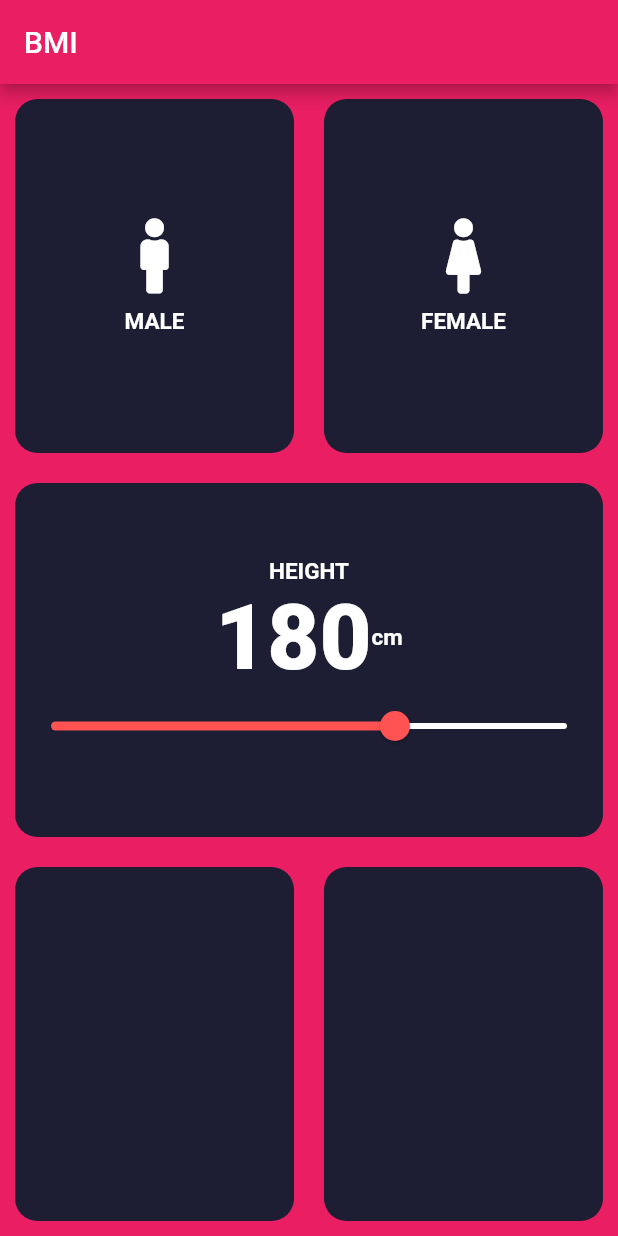
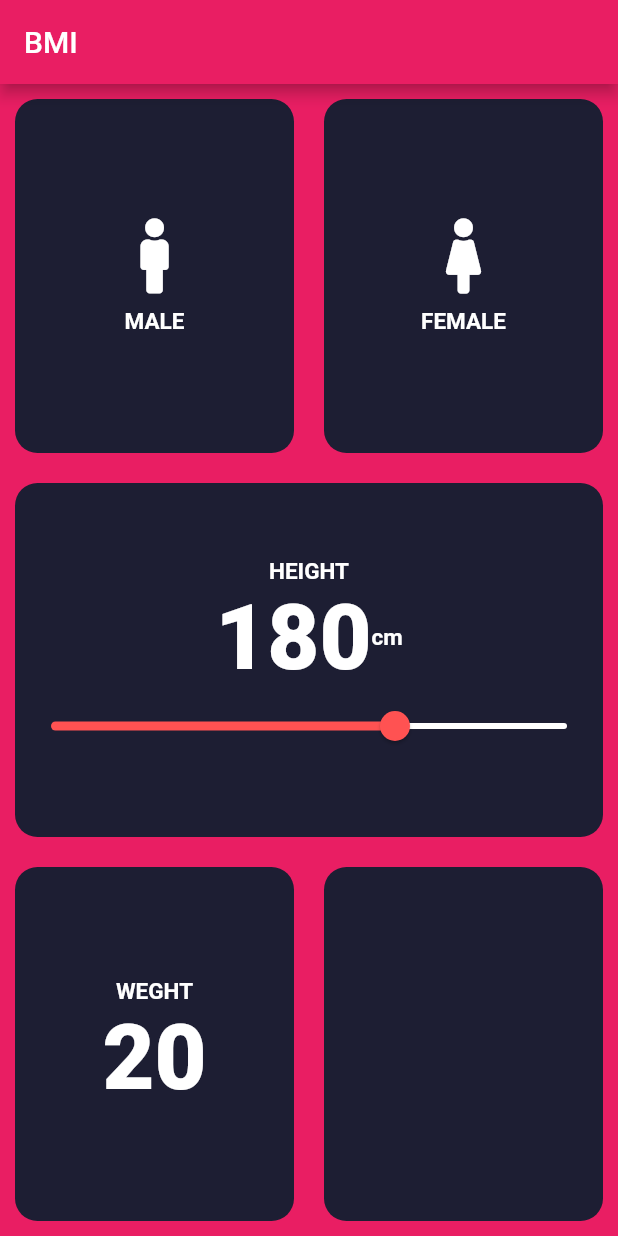
Before and after one commit to raheelaraza/BMI, a Flutter app: the screen it shows after launch, on a phone screen of 412 x 824 dp. Run offline on Flutter 3.47's test engine with Material 2 defaults, Android fonts, the phone set to English and light mode, and no system bars; our stand-ins replace font_awesome_flutter.

Commit message:
Add  widget for weight of bmi UI || lec # 66

```diff
--- a/lib/Input_Page.dart
+++ b/lib/Input_Page.dart
@@ -29,6 +29,7 @@ class _InputPageState extends State<InputPage> {
   }*/
   Gender selectGender;
   int slider_height = 180;
+  int slider_weight = 20;
 
   @override
   Widget build(BuildContext context) {
@@ -139,6 +140,17 @@ class _InputPageState extends State<InputPage> {
               children: [
                 Expanded(
                   child: Repeate_contanier(
+                    cardWidge: Column(
+                      mainAxisAlignment: MainAxisAlignment.center,
+                      children: [
+                        Text(
+                          'WEGHT',
+                          style: ConstentTextLabel,
+                        ),
+                        Text(slider_weight.toString(),
+                            style: ConstentTextLabe2),
+                      ],
+                    ),
                     colors: Color(0xFF1D1E33),
                   ),
                 ),
```
